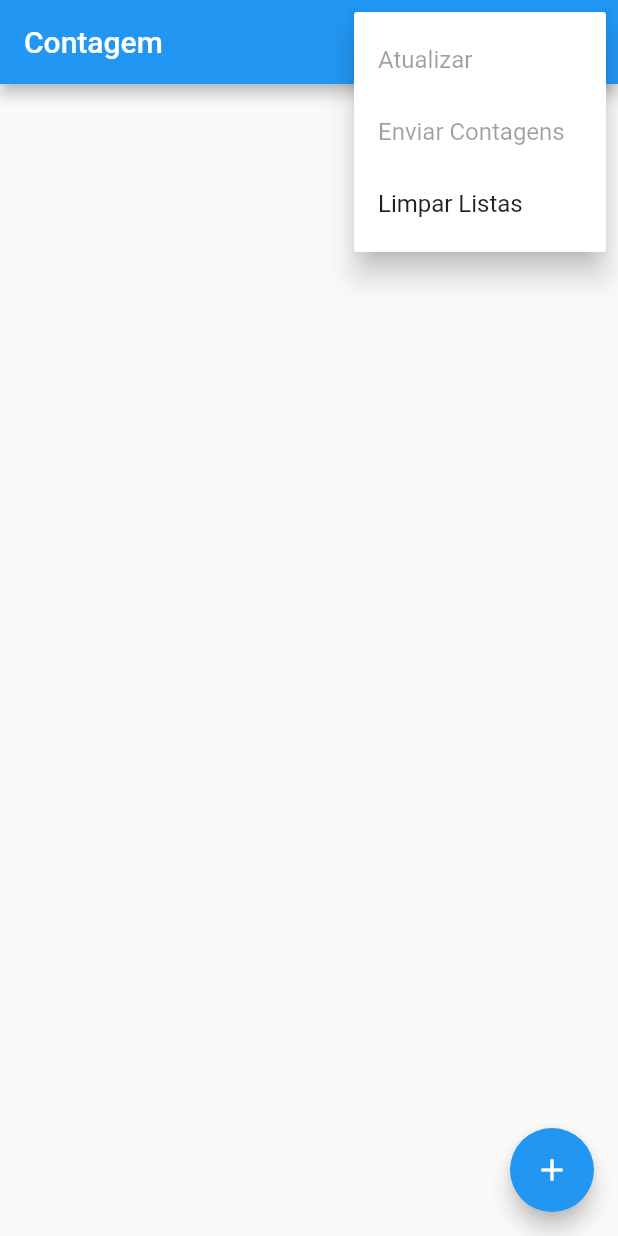
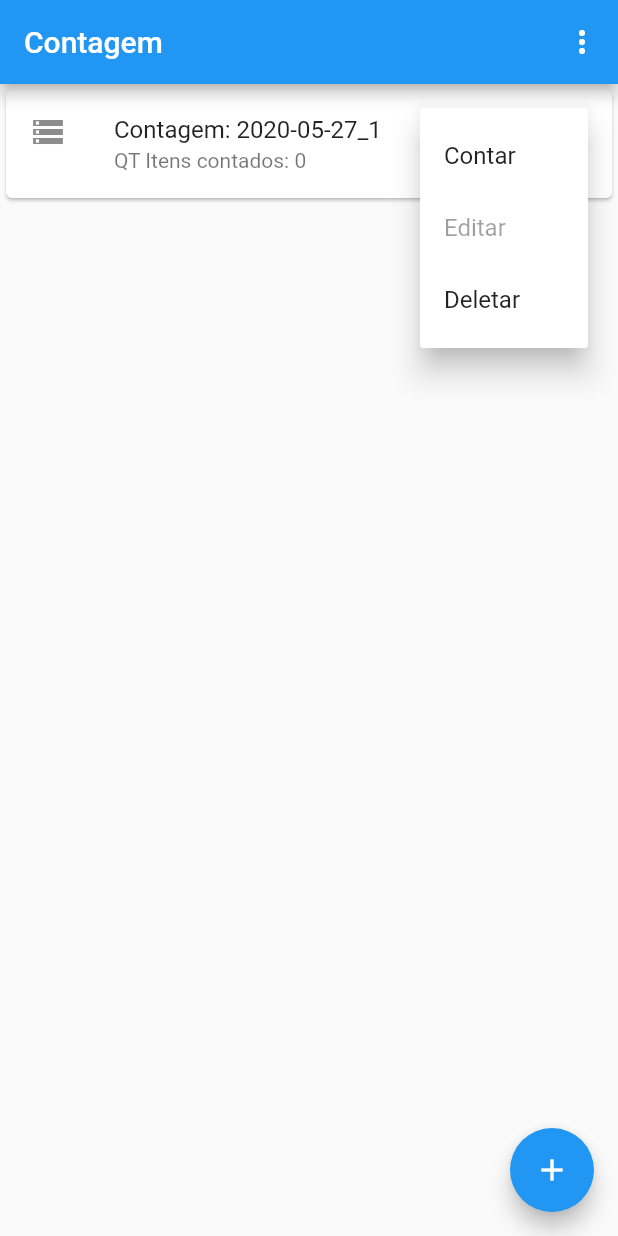
Before and after one commit to KurisOtaku/LF_ContagemEstoque, a Flutter app: the screen it shows after launch, after a tap on the "more vert" icon, on a phone screen of 412 x 824 dp. Run offline on Flutter 3.47's test engine with Material 2 defaults, Android fonts, the phone set to English and light mode, and no system bars.

Commit message:
Proximos passos...

```diff
--- a/lib/Objects/Contagem.dart
+++ b/lib/Objects/Contagem.dart
@@ -1,11 +1,15 @@
 class Contagem {
   int qt_itens;
   String namecontagem;
+  String id;
 
-  Contagem(String namecontagem, int qt_itens) {
+  Contagem(String namecontagem) {
+    qt_itens = 0;
     DateTime today = new DateTime.now();
     String dateSlug =
         "${today.year.toString()}-${today.month.toString().padLeft(2, '0')}-${today.day.toString().padLeft(2, '0')}";
+    this.id =
+        "${dateSlug}_${today.hour.toString()}:${today.minute.toString()}:${today.second.toString()}";
     this.namecontagem = "${dateSlug}_${namecontagem}";
     this.qt_itens = qt_itens;
   }
--- a/lib/Objects/Contagens.dart
+++ b/lib/Objects/Contagens.dart
@@ -14,4 +14,17 @@
   List<Contagem> getAll() {
     return this.contagens;
   }
+
+  void delete(String id) {
+    for (Contagem c in contagens) {
+      print(c.id);
+      print(id);
+      if (c.id.contains(id)) {
+        contagens.remove(c);
+        return;
+      }
+    }
+  }
+
+  Contagem _find(String id) {}
 }
--- a/lib/Telas/MenuList.dart
+++ b/lib/Telas/MenuList.dart
@@ -16,6 +16,9 @@
   @override
   Widget build(BuildContext context) {
     contagens = Contagens();
+    //para testes:
+    contagens.add(Contagem("1"));
+    //
     return MaterialApp(
       title: 'Contagem Estoque',
       theme: ThemeData(
@@ -49,12 +52,24 @@
     print(value);
     setState(() {
       String name = "${value.text}";
-      var c = Contagem(name, 0);
+      var c = Contagem(name);
       contagens.add(c);
     });
   }
 
   List<Widget> listas;
+  doItOnList(var w) {
+    setState(() {
+      String doit;
+      if (w is Text) {
+        doit = w.data;
+      }
+      if (doit.contains("Deletar")) {
+        String id = doit.split(" ")[1];
+        contagens.delete(id);
+      }
+    });
+  }
 
   @override
   Widget build(BuildContext context) {
@@ -103,7 +118,30 @@
             leading: Icon(Icons.storage),
             title: Text("Contagem: ${c.namecontagem}"),
             subtitle: Text('QT Itens contados: ${c.qt_itens}'),
-            trailing: Icon(Icons.more_vert),
+            trailing: Container(
+                child: PopupMenuButton(
+              onSelected: (Widget wselect) {
+                setState(() {
+                  Text _wselect = wselect as Text;
+                  doItOnList(_wselect);
+                });
+              },
+              itemBuilder: (BuildContext context) => <PopupMenuEntry<Widget>>[
+                PopupMenuItem<Text>(
+                  value: Text('Contar ${c.id}'),
+                  child: Text('Contar'),
+                ),
+                PopupMenuItem<Text>(
+                  enabled: false,
+                  value: Text('Editar ${c.id}'),
+                  child: Text('Editar'),
+                ),
+                PopupMenuItem<Widget>(
+                  value: Text('Deletar ${c.id}'),
+                  child: Text('Deletar'),
+                ),
+              ],
+            )),
           ),
         )
     ];
```
Also changed, not shown: lib/Telas/CadastroContagem.dart (+21 -2 lines), pubspec.lock.
